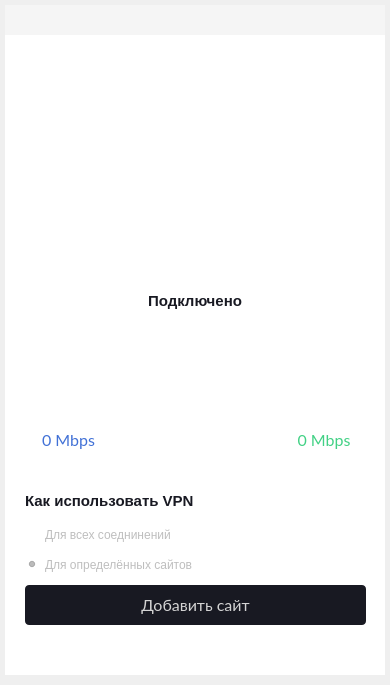
Above: client/ui/mainwindow.ui from amnezia-vpn/amnezia-client before the change. Below: the same form after it.
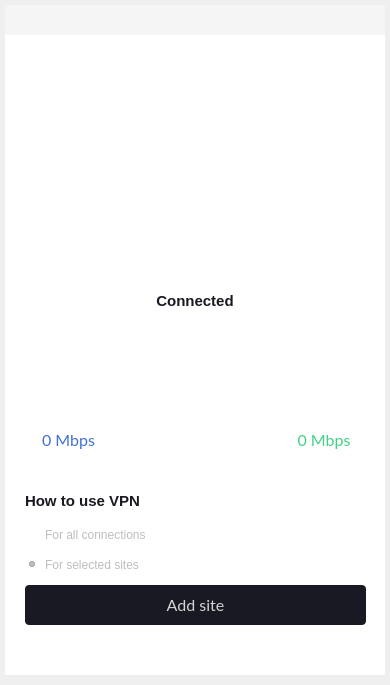
That is the form after the change. Icons and pictures are not drawn. Custom widgets are drawn as their Qt base class.

```diff
--- a/client/ui/mainwindow.ui
+++ b/client/ui/mainwindow.ui
@@ -951,7 +951,7 @@
 </string>
        </property>
        <property name="text">
-        <string>Добавить сайт</string>
+        <string>Add site</string>
        </property>
       </widget>
       <widget class="QPushButton" name="pushButton_settings">
@@ -1021,7 +1021,7 @@
 </string>
        </property>
        <property name="text">
-        <string>Подключено</string>
+        <string>Connected</string>
        </property>
        <property name="alignment">
         <set>Qt::AlignCenter</set>
@@ -1064,7 +1064,7 @@
 </string>
        </property>
        <property name="text">
-        <string>Как использовать VPN</string>
+        <string>How to use VPN</string>
        </property>
        <property name="alignment">
         <set>Qt::AlignLeading|Qt::AlignLeft|Qt::AlignVCenter</set>
@@ -1083,7 +1083,7 @@
         </rect>
        </property>
        <property name="text">
-        <string>Для всех соеднинений</string>
+        <string>For all connections</string>
        </property>
       </widget>
       <widget class="QRadioButton" name="radioButton_2">
@@ -1099,7 +1099,7 @@
         </rect>
        </property>
        <property name="text">
-        <string>Для определённых сайтов</string>
+        <string>For selected sites</string>
        </property>
        <property name="checked">
         <bool>true</bool>
```
Left out of the diff: 8 changed lines with no effect on the pictures.
